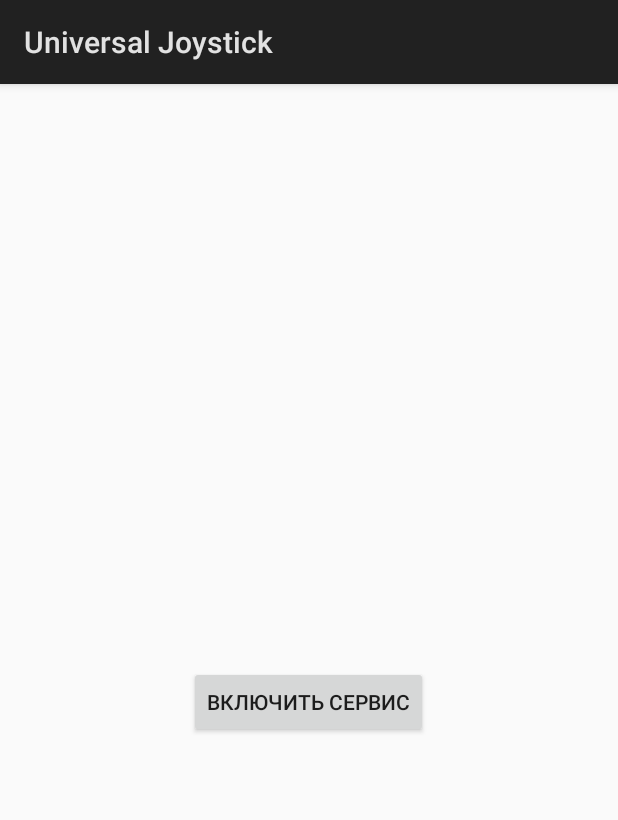
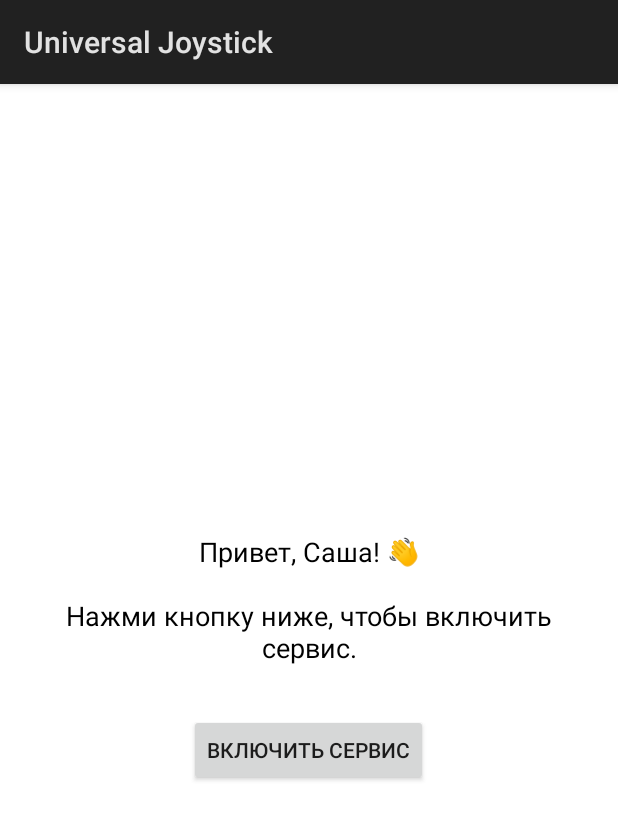
Before and after one commit to Aleksandr-Landin/universal-joystick, an Android app: the layout activity_main.xml on its own in the app's theme, with its tools: preview values and no code run, on a phone screen of 412 x 824 dp. Shown: the top 820 px of the screen. Run offline under Robolectric (Android 15) with nearby library versions, the phone set to English and light mode, and no system bars.

Commit message:
Update activity_main.xml

```diff
--- a/app/src/main/res/layout/activity_main.xml
+++ b/app/src/main/res/layout/activity_main.xml
@@ -4,15 +4,18 @@
     android:layout_height="match_parent"
     android:orientation="vertical"
     android:gravity="center"
-    android:padding="24dp">
+    android:padding="24dp"
+    android:background="#FFFFFF">
 
     <TextView
         android:id="@+id/textView"
         android:layout_width="wrap_content"
         android:layout_height="wrap_content"
+        android:text="Привет, Саша! 👋\n\nНажми кнопку ниже, чтобы включить сервис."
         android:textSize="18sp"
         android:textAlignment="center"
-        android:layout_marginBottom="32dp" />
+        android:layout_marginBottom="32dp"
+        android:textColor="#000000" />
 
     <Button
         android:id="@+id/button"
```
